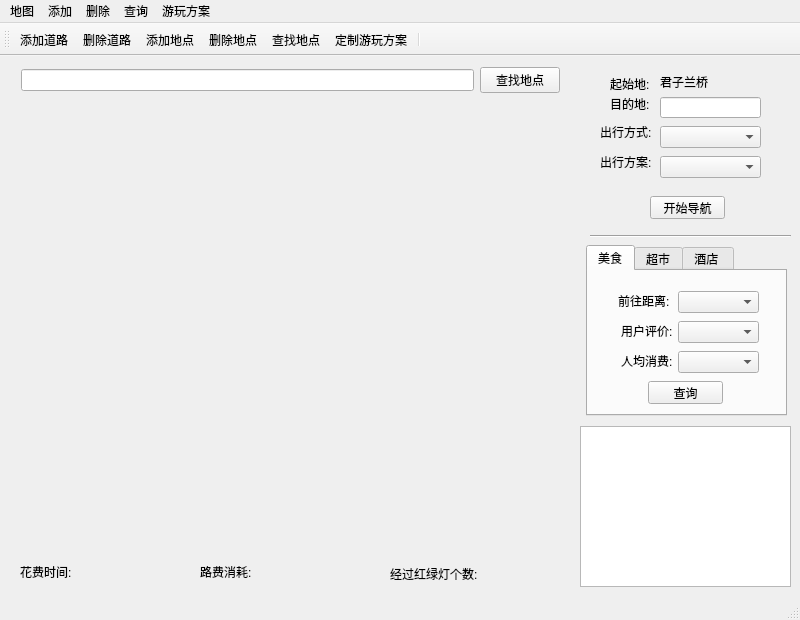
First picture: the form in App/mainwindow.ui, repository 100Ohm/Data-structure-Graph-Qt-Navigation-System, before the edit.
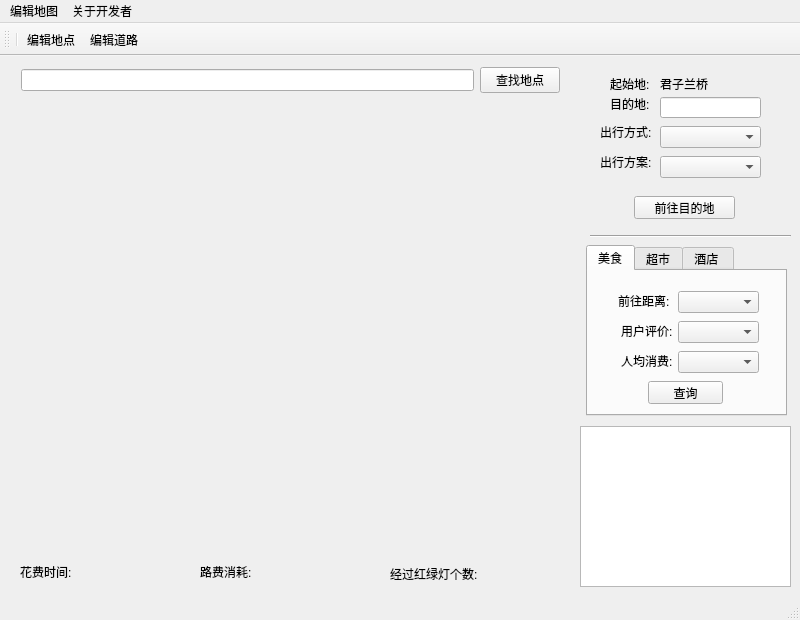
Second picture: the form after the edit.

The edit to the form file:
```diff
--- a/App/mainwindow.ui
+++ b/App/mainwindow.ui
@@ -80,8 +80,8 @@
      <rect>
       <x>660</x>
       <y>20</y>
-      <width>54</width>
-      <height>12</height>
+      <width>101</width>
+      <height>16</height>
      </rect>
     </property>
     <property name="text">
@@ -160,14 +160,14 @@
    <widget class="QPushButton" name="pushButton">
     <property name="geometry">
      <rect>
-      <x>650</x>
+      <x>634</x>
       <y>140</y>
-      <width>75</width>
+      <width>101</width>
       <height>23</height>
      </rect>
     </property>
     <property name="text">
-     <string>开始导航</string>
+     <string>前往目的地</string>
     </property>
    </widget>
    <widget class="Line" name="line">
@@ -574,44 +574,21 @@
      <height>23</height>
     </rect>
    </property>
-   <widget class="QMenu" name="menu">
-    <property name="title">
-     <string>添加</string>
-    </property>
-    <addaction name="add_road"/>
-    <addaction name="add_vex"/>
-   </widget>
-   <widget class="QMenu" name="menu_2">
-    <property name="title">
-     <string>删除</string>
-    </property>
-    <addaction name="del_road"/>
-    <addaction name="del_vex"/>
-   </widget>
-   <widget class="QMenu" name="menu_4">
-    <property name="title">
-     <string>地图</string>
-    </property>
-    <addaction name="open_map"/>
-    <addaction name="save_map"/>
-   </widget>
    <widget class="QMenu" name="menu_3">
     <property name="title">
-     <string>游玩方案</string>
+     <string>编辑地图</string>
     </property>
-    <addaction name="travel_guides"/>
+    <addaction name="action"/>
+    <addaction name="action_2"/>
    </widget>
    <widget class="QMenu" name="menu_5">
     <property name="title">
-     <string>查询</string>
+     <string>关于开发者</string>
     </property>
-    <addaction name="find_vex"/>
+    <addaction name="action_3"/>
    </widget>
-   <addaction name="menu_4"/>
-   <addaction name="menu"/>
-   <addaction name="menu_2"/>
-   <addaction name="menu_5"/>
    <addaction name="menu_3"/>
+   <addaction name="menu_5"/>
   </widget>
   <widget class="QToolBar" name="mainToolBar">
    <property name="sizePolicy">
@@ -626,56 +603,24 @@
    <attribute name="toolBarBreak">
     <bool>false</bool>
    </attribute>
-   <addaction name="add_road"/>
-   <addaction name="del_road"/>
-   <addaction name="add_vex"/>
-   <addaction name="del_vex"/>
-   <addaction name="find_vex"/>
-   <addaction name="travel_guides"/>
    <addaction name="separator"/>
+   <addaction name="action"/>
+   <addaction name="action_2"/>
   </widget>
   <widget class="QStatusBar" name="statusBar"/>
-  <action name="add_road">
+  <action name="action">
    <property name="text">
-    <string>添加道路</string>
+    <string>编辑地点</string>
    </property>
   </action>
-  <action name="add_vex">
+  <action name="action_2">
    <property name="text">
-    <string>添加地点</string>
+    <string>编辑道路</string>
    </property>
   </action>
-  <action name="del_road">
+  <action name="action_3">
    <property name="text">
-    <string>删除道路</string>
-   </property>
-  </action>
-  <action name="del_vex">
-   <property name="text">
-    <string>删除地点</string>
-   </property>
-  </action>
-  <action name="open_map">
-   <property name="text">
-    <string>打开地图数据</string>
-   </property>
-  </action>
-  <action name="save_map">
-   <property name="text">
-    <string>地图数据另存为</string>
-   </property>
-  </action>
-  <action name="travel_guides">
-   <property name="text">
-    <string>定制游玩方案</string>
-   </property>
-  </action>
-  <action name="find_vex">
-   <property name="text">
-    <string>查找地点</string>
-   </property>
-   <property name="toolTip">
-    <string>查找地点</string>
+    <string>关于开发者</string>
    </property>
   </action>
  </widget>
```
Left out of the diff: 3 changed lines with no effect on the pictures.
